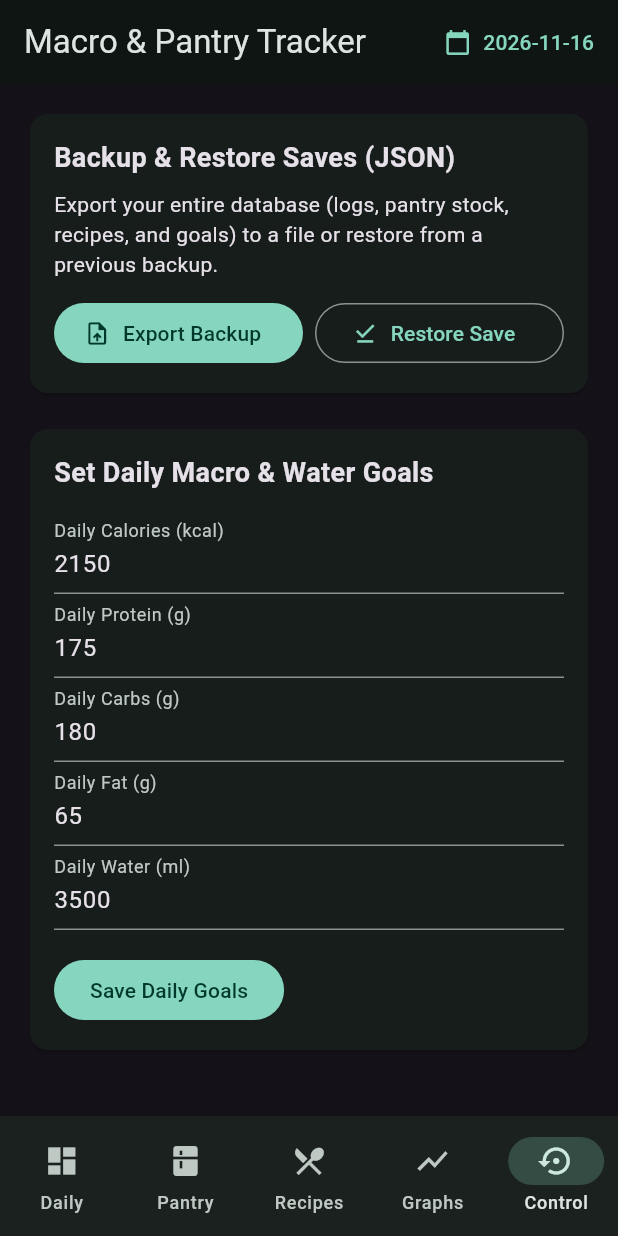
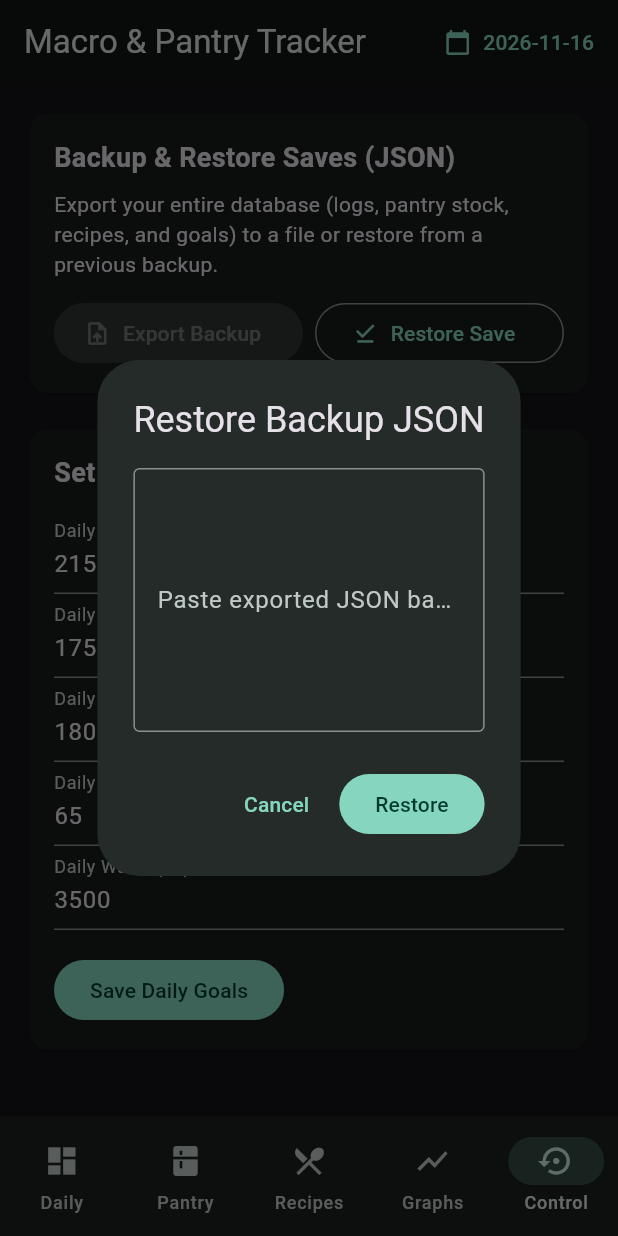
Before and after one commit to MaherBKR/MacTra, a Flutter app: the screen it shows after launch, item 5 of the bottom bar chosen, after a tap on "Restore Save", on a phone screen of 412 x 824 dp. Run offline on Flutter 3.47's test engine with Material 3 defaults, Android fonts, the phone set to English and light mode, and no system bars; our stand-ins replace fl_chart, share_plus, shared_preferences; statements that could not run were skipped.

Commit message:
Update main.dart

```diff
--- a/lib/main.dart
+++ b/lib/main.dart
@@ -277,28 +277,50 @@ class _MainNavigationScreenState extends State<MainNavigationScreen> {
   }
 
   // Backup & Restore Functions
-  Future<void> _exportBackupFile() async {
-    final jsonString = const JsonEncoder.withIndent('  ').convert(_exportStateToMap());
-    final dir = await getTemporaryDirectory();
-    final file = File('${dir.path}/macro_pantry_backup_${_selectedDate}.json');
-    await file.writeAsString(jsonString);
-    await Share.shareXFiles([XFile(file.path)], text: 'Macro & Pantry Tracker Backup');
+Future<void> _importBackupFile() async {
+    final ctrl = TextEditingController();
+    final clip = await Clipboard.getData(Clipboard.kTextPlain);
+    if (clip?.text != null && clip!.text!.trim().startsWith('{')) {
+      ctrl.text = clip.text!;
     }
-
-  Future<void> _importBackupFile() async {
-    final result = await FilePicker.platform.pickFiles(type: FileType.any);
-    if (result != null && result.files.single.path != null) {
-      final file = File(result.files.single.path!);
-      final content = await file.readAsString();
-      final decoded = jsonDecode(content) as Map<String, dynamic>;
+    if (!mounted) return;
+    showDialog(
+      context: context,
+      builder: (ctx) => AlertDialog(
+        title: const Text('Restore Backup JSON'),
+        content: TextField(
+          controller: ctrl,
+          maxLines: 6,
+          decoration: const InputDecoration(
+            labelText: 'Paste exported JSON backup here',
+            border: OutlineInputBorder(),
+          ),
+        ),
+        actions: [
+          TextButton(onPressed: () => Navigator.pop(ctx), child: const Text('Cancel')),
+          FilledButton(
+            onPressed: () async {
+              try {
+                final decoded = jsonDecode(ctrl.text.trim()) as Map<String, dynamic>;
                 _applyStateFromMap(decoded);
                 await _saveData();
                 if (mounted) {
+                  Navigator.pop(ctx);
                   ScaffoldMessenger.of(context).showSnackBar(
                     const SnackBar(content: Text('Backup restored successfully!')),
                   );
                 }
+              } catch (e) {
+                ScaffoldMessenger.of(context).showSnackBar(
+                  const SnackBar(content: Text('Invalid JSON format.')),
+                );
               }
+            },
+            child: const Text('Restore'),
+          ),
+        ],
+      ),
+    );
   }
 
   @override
```
Lines whose indentation alone changed are shown as unchanged.
